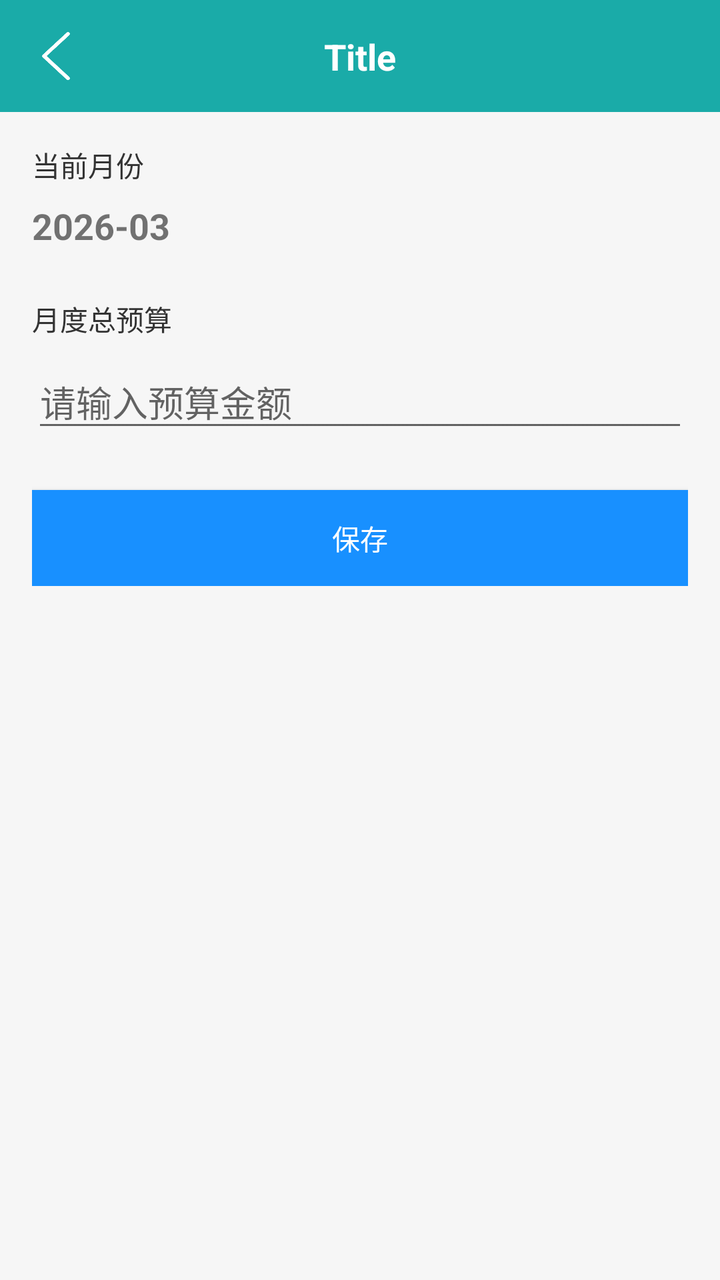
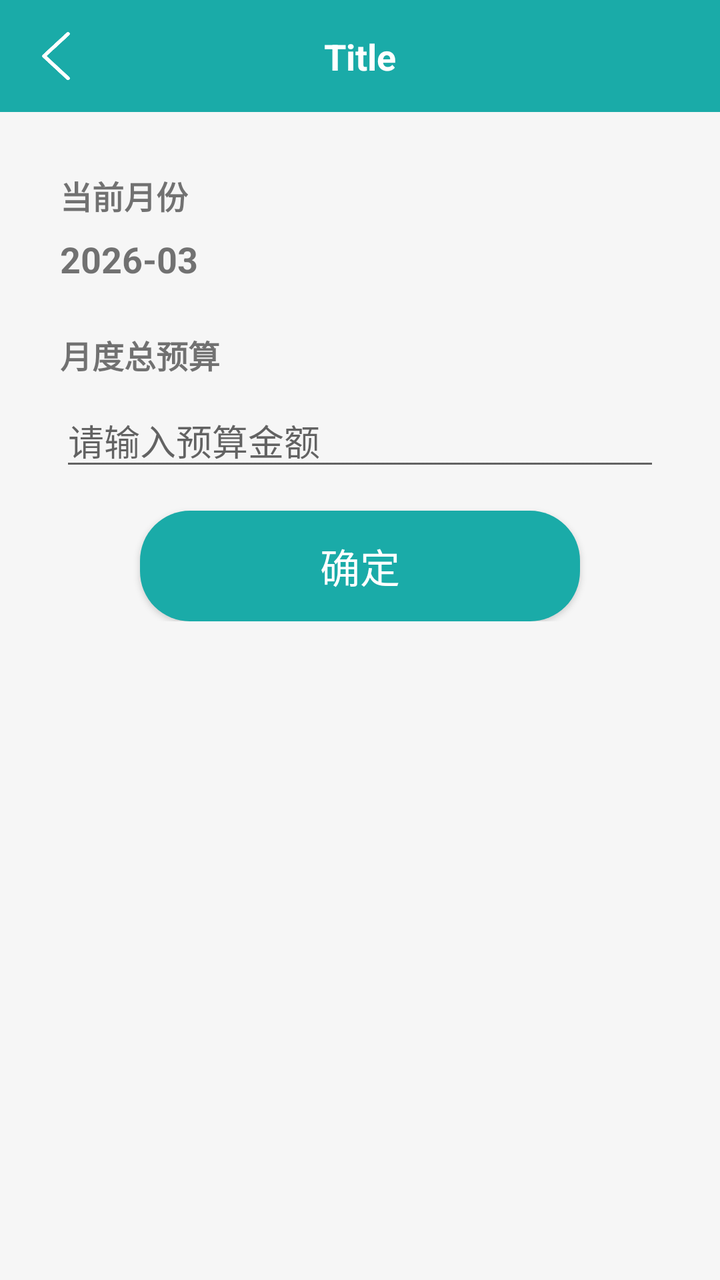

An Android layout rendered at two revisions. The XML below is the earlier revision; the diff shows what the commit changed to produce the second picture.
<!-- AndroidManifest.xml: application theme Theme.Note -->
<!-- res/layout/fragment_budget_set.xml -->
<?xml version="1.0" encoding="utf-8"?>
<layout xmlns:android="http://schemas.android.com/apk/res/android">

    <LinearLayout
        android:layout_width="match_parent"
        android:layout_height="match_parent"
        android:orientation="vertical"
        android:background="@color/main_grey_bg">

        <include
            android:id="@+id/includeToolbar"
            layout="@layout/item_toolbar" />

        <LinearLayout
            android:layout_width="match_parent"
            android:layout_height="wrap_content"
            android:orientation="vertical"
            android:padding="16dp">

            <TextView
                android:layout_width="wrap_content"
                android:layout_height="wrap_content"
                android:text="当前月份"
                android:textSize="14sp"
                android:textColor="#333333" />

            <TextView
                android:id="@+id/tvYearMonth"
                android:layout_width="wrap_content"
                android:layout_height="wrap_content"
                android:layout_marginTop="8dp"
                android:text="2026-03"
                android:textSize="18sp"
                android:textStyle="bold" />

            <TextView
                android:layout_width="wrap_content"
                android:layout_height="wrap_content"
                android:layout_marginTop="24dp"
                android:text="月度总预算"
                android:textSize="14sp"
                android:textColor="#333333" />

            <EditText
                android:id="@+id/etBudget"
                android:layout_width="match_parent"
                android:layout_height="wrap_content"
                android:layout_marginTop="8dp"
                android:hint="请输入预算金额"
                android:inputType="numberDecimal"
                android:maxLines="1" />

            <Button
                android:id="@+id/btnSave"
                android:layout_width="match_parent"
                android:layout_height="48dp"
                android:layout_marginTop="24dp"
                android:background="#1890FF"
                android:text="保存"
                android:textColor="@android:color/white" />

        </LinearLayout>
    </LinearLayout>
</layout>
<!-- res/layout/item_toolbar.xml (included above) -->
<?xml version="1.0" encoding="utf-8"?>
<LinearLayout
    xmlns:android="http://schemas.android.com/apk/res/android"
    xmlns:app="http://schemas.android.com/apk/res-auto"
    android:layout_width="match_parent"
    android:layout_height="wrap_content"
    android:orientation="vertical"
    android:background="?attr/colorPrimary">

    
    <View
        android:id="@+id/statusBarSpacer"
        android:layout_width="match_parent"
        android:layout_height="0dp" />

    
    <androidx.constraintlayout.widget.ConstraintLayout
        android:layout_width="match_parent"
        android:layout_height="56dp"
        android:background="@color/main_color">

        <ImageView
            android:id="@+id/ivBack"
            android:layout_width="40dp"
            android:layout_height="40dp"
            android:layout_marginStart="8dp"
            android:padding="8dp"
            android:src="@drawable/ic_back"
            app:layout_constraintBottom_toBottomOf="parent"
            app:layout_constraintStart_toStartOf="parent"
            app:layout_constraintTop_toTopOf="parent"/>

        <TextView
            android:id="@+id/tvTitle"
            android:layout_width="0dp"
            android:layout_height="wrap_content"
            android:ellipsize="end"
            android:gravity="center"
            android:maxLines="1"
            android:text="Title"
            android:textColor="@android:color/white"
            android:textSize="18sp"
            android:textStyle="bold"
            android:layout_marginStart="56dp"
            android:layout_marginEnd="56dp"
            app:layout_constraintBottom_toBottomOf="@id/ivBack"
            app:layout_constraintEnd_toEndOf="parent"
            app:layout_constraintStart_toStartOf="parent"
            app:layout_constraintTop_toTopOf="@id/ivBack"/>
    </androidx.constraintlayout.widget.ConstraintLayout>

</LinearLayout>
<!-- resources referenced by this layout -->
<resources>
  <color name="main_color">#1AABA8</color>
  <color name="main_grey_bg">#f6f6f6</color>
  <!-- drawable ic_back: png bitmap (drawable, 2843 bytes) -->
  <style name="Theme.Note" parent="Theme.AppCompat.Light.NoActionBar" />
</resources>

<!-- the commit's change to res/layout/fragment_budget_set.xml (unified diff, before → after) -->
@@ -15,14 +15,14 @@
             android:layout_width="match_parent"
             android:layout_height="wrap_content"
             android:orientation="vertical"
-            android:padding="16dp">
+            android:padding="30dp">
 
             <TextView
                 android:layout_width="wrap_content"
                 android:layout_height="wrap_content"
                 android:text="当前月份"
-                android:textSize="14sp"
-                android:textColor="#333333" />
+                android:textSize="16sp"
+                android:textStyle="bold" />
 
             <TextView
                 android:id="@+id/tvYearMonth"
@@ -38,8 +38,8 @@
                 android:layout_height="wrap_content"
                 android:layout_marginTop="24dp"
                 android:text="月度总预算"
-                android:textSize="14sp"
-                android:textColor="#333333" />
+                android:textSize="16sp"
+                android:textStyle="bold" />
 
             <EditText
                 android:id="@+id/etBudget"
@@ -53,11 +53,15 @@
             <Button
                 android:id="@+id/btnSave"
                 android:layout_width="match_parent"
-                android:layout_height="48dp"
-                android:layout_marginTop="24dp"
-                android:background="#1890FF"
-                android:text="保存"
-                android:textColor="@android:color/white" />
+                android:layout_height="wrap_content"
+                android:gravity="center"
+                android:text="确定"
+                android:textColor="@color/white"
+                android:textSize="20sp"
+                android:background="@drawable/bg_button"
+                android:paddingVertical="13dp"
+                android:layout_marginHorizontal="40dp"
+                android:layout_marginTop="15dp" />
 
         </LinearLayout>
     </LinearLayout>
<!-- resource entries referenced after the edit -->
@@ -2,6 +2,15 @@
 <resources>
   <color name="main_color">#1AABA8</color>
   <color name="main_grey_bg">#f6f6f6</color>
+  <color name="white">#FFFFFF</color>
+  <!-- drawable bg_button (drawable) -->
+  <?xml version="1.0" encoding="utf-8"?>
+  <shape xmlns:android="http://schemas.android.com/apk/res/android">
+  
+      <corners android:radius="25dp"/>
+  
+      <solid android:color="@color/main_color"/>
+  </shape>
   <!-- drawable ic_back: png bitmap (drawable, 2843 bytes) -->
   <style name="Theme.Note" parent="Theme.AppCompat.Light.NoActionBar" />
 </resources>
